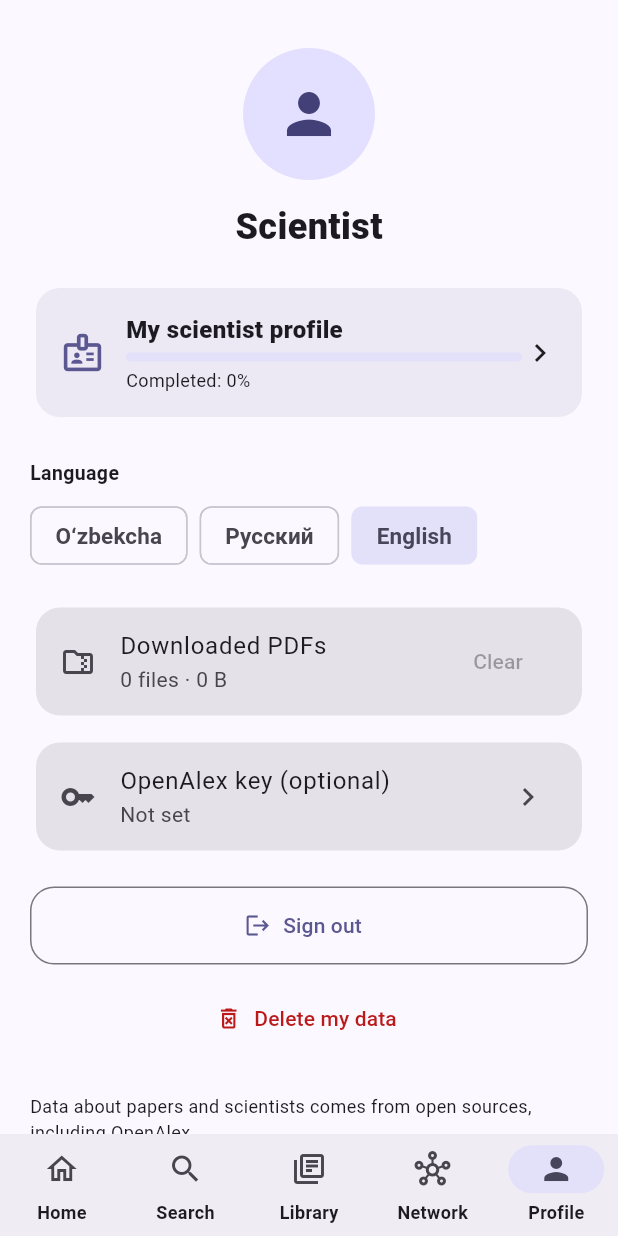
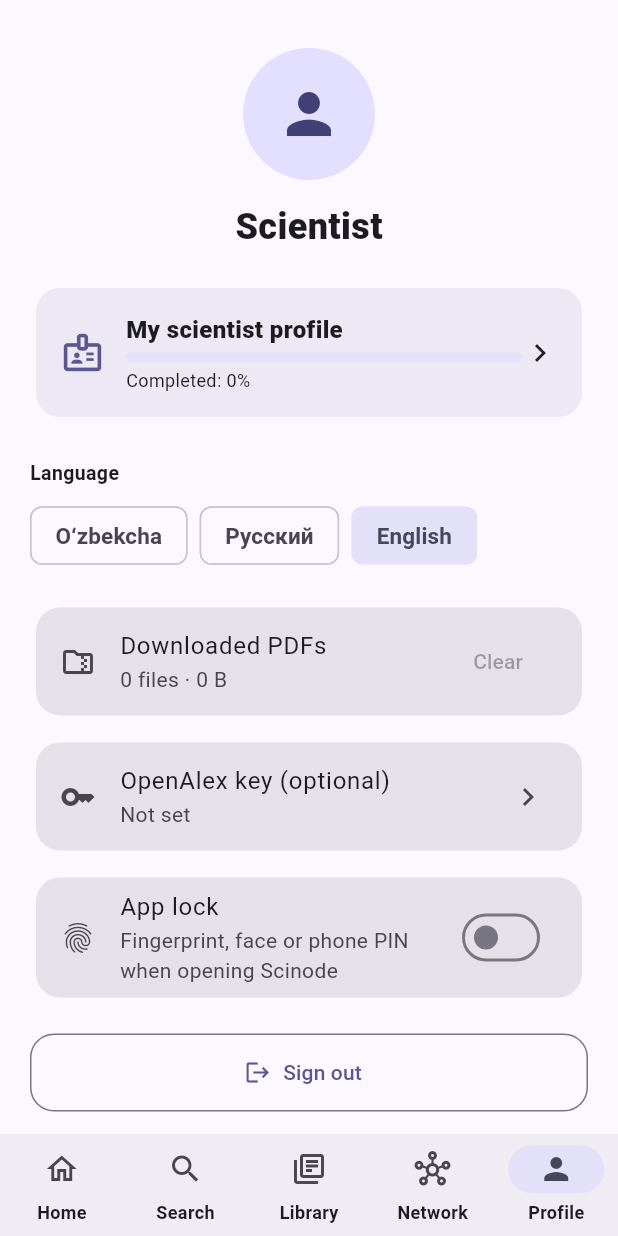
Before and after one commit to razrab12free-svg/scinode, a Flutter app: the screen it shows once a user with an empty profile is signed in, item 5 of the bottom bar chosen, on a phone screen of 412 x 824 dp. Run offline on Flutter 3.47's test engine with Material 3 defaults, Android fonts, the phone set to English and light mode, and no system bars; our stand-ins replace cloud_firestore, firebase_auth, firebase_core, flutter_map, flutter_markdown_plus, flutter_secure_storage and 8 more; missing offline and left inert: flutter_map_marker_cluster, flutter_math_fork, local_auth_android, markdown, pdfrx; accounts and stored records are empty.

Commit message:
Замок приложения: отпечаток, лицо или PIN телефона
- Сервис app_lock_service (local_auth): замок при запуске и при возврате
  в приложение (сразу, через 1, 5 или 15 минут), настройка на телефоне.
- Экран замка поверх всего приложения: сразу открывает проверку,
  понятные подсказки при отмене и после многих неудачных попыток;
  «Назад» не листает экраны под замком.
- «Профиль»: переключатель «Замок приложения» и время до блокировки.
  Без блокировки экрана на телефоне замок не включается и объясняет,
  где её включить; если блокировку убрали позже — замок выключается сам.
- build.yml: шаг App lock — FlutterFragmentActivity, разрешение
  USE_BIOMETRIC, тема AppCompat (нужна на Android 8 и ниже).
- Тексты на трёх языках, 14 новых тестов.

Co-Authored-By: Claude Opus 5.5 <noreply@anthropic.com>
Claude-Session: https://claude.ai/code/session_0167wKtpx1MfSQGGujv4JCjU

```diff
--- a/lib/main.dart
+++ b/lib/main.dart
@@ -2,7 +2,9 @@ import 'package:flutter/material.dart';
 
 import 'auth_service.dart';
 import 'screens/home_shell.dart';
+import 'screens/lock_screen.dart';
 import 'screens/login_screen.dart';
+import 'services/app_lock_service.dart';
 import 'services/library_service.dart';
 import 'services/openalex_service.dart';
 import 'strings.dart';
@@ -28,6 +30,7 @@ class _ScinodeAppState extends State<ScinodeApp> {
     Strings.instance.load();
     AuthService.instance.init();
     OpenAlexService.instance.load();
+    AppLockService.instance.load();
     AuthService.instance.addListener(_onAuth);
   }
 
@@ -44,12 +47,16 @@ class _ScinodeAppState extends State<ScinodeApp> {
   @override
   Widget build(BuildContext context) {
     return ListenableBuilder(
-      listenable: Listenable.merge([Strings.instance, AuthService.instance]),
+      listenable: Listenable.merge(
+          [Strings.instance, AuthService.instance, AppLockService.instance]),
       builder: (context, _) {
         final s = Strings.instance;
         final a = AuthService.instance;
+        final lock = AppLockService.instance;
+        // Замок закрывает приложение только у вошедшего человека.
+        final locked = lock.locked && a.user != null;
         final Widget home;
-        if (!s.loaded || !a.initDone) {
+        if (!s.loaded || !a.initDone || !lock.loaded) {
           home = const _Splash();
         } else if (a.user == null) {
           home = LoginScreen();
@@ -71,7 +78,17 @@ class _ScinodeAppState extends State<ScinodeApp> {
                   maxScaleFactor: 1.2,
                 ),
               ),
-              child: child!,
+              // Обёртки есть всегда, чтобы экраны под замком не теряли
+              // своё состояние; пока замок закрыт, они не видны и не активны.
+              child: Stack(
+                children: [
+                  TickerMode(
+                    enabled: !locked,
+                    child: ExcludeSemantics(excluding: locked, child: child!),
+                  ),
+                  if (locked) const Positioned.fill(child: LockScreen()),
+                ],
+              ),
             );
           },
           home: home,
--- a/lib/screens/profile_screen.dart
+++ b/lib/screens/profile_screen.dart
@@ -2,6 +2,7 @@ import 'package:flutter/material.dart';
 
 import '../auth_service.dart';
 import '../models/board.dart';
+import '../services/app_lock_service.dart';
 import '../services/data_deletion.dart';
 import '../services/openalex_service.dart';
 import '../services/pdf_store.dart';
@@ -199,6 +200,7 @@ class _ProfileScreenState extends State<ProfileScreen> {
         OpenAlexService.instance,
         PdfStore.instance,
         ProfileService.instance,
+        AppLockService.instance,
       ]),
       builder: (context, _) {
         final st = Strings.instance;
@@ -337,6 +339,8 @@ class _ProfileScreenState extends State<ProfileScreen> {
                   onTap: _editKey,
                 ),
               ),
+              const SizedBox(height: 10),
+              const _LockCard(),
               const SizedBox(height: 20),
               OutlinedButton.icon(
                 style: OutlinedButton.styleFrom(
@@ -367,6 +371,104 @@ class _ProfileScreenState extends State<ProfileScreen> {
           ),
         );
       },
+    );
+  }
+}
+
+/// Замок приложения: включение и время до блокировки.
+class _LockCard extends StatelessWidget {
+  const _LockCard();
+
+  Future<void> _toggle(BuildContext context, bool on) async {
+    final lock = AppLockService.instance;
+    final messenger = ScaffoldMessenger.of(context);
+    void say(String text) => messenger
+      ..hideCurrentSnackBar()
+      ..showSnackBar(SnackBar(content: Text(text)));
+    if (!on) {
+      await lock.disable();
+      say(t('lock.off_done'));
+      return;
+    }
+    final r = await lock.enable();
+    if (!context.mounted) return;
+    switch (r) {
+      case LockResult.ok:
+        say(t('lock.on_done'));
+      case LockResult.noScreenLock:
+        await showDialog<void>(
+          context: context,
+          builder: (d) => AlertDialog(
+            icon: const Icon(Icons.lock_open_outlined),
+            title: Text(t('lock.no_screen_title')),
+            content:
+                SingleChildScrollView(child: Text(t('lock.no_screen_text'))),
+            actions: [
+              FilledButton(
+                style: FilledButton.styleFrom(minimumSize: const Size(96, 48)),
+                onPressed: () => Navigator.pop(d),
+                child: Text(t('lock.ok')),
+              ),
+            ],
+          ),
+        );
+      case LockResult.lockedOut:
+        say(t('lock.locked_out'));
+      case LockResult.error:
+        say(t('lock.error'));
+      case LockResult.canceled:
+        break;
+    }
+  }
+
+  @override
+  Widget build(BuildContext context) {
+    final scheme = Theme.of(context).colorScheme;
+    final lock = AppLockService.instance;
+    return Card(
+      elevation: 0,
+      color: scheme.surfaceContainerHighest,
+      shape: RoundedRectangleBorder(borderRadius: BorderRadius.circular(16)),
+      clipBehavior: Clip.antiAlias,
+      child: Column(
+        crossAxisAlignment: CrossAxisAlignment.start,
+        children: [
+          SwitchListTile(
+            key: const Key('lock.switch'),
+            secondary: const Icon(Icons.fingerprint),
+            title: Text(t('lock.setting')),
+            subtitle: Text(t('lock.setting_sub')),
+            value: lock.enabled,
+            onChanged: lock.busy ? null : (v) => _toggle(context, v),
+          ),
+          if (lock.enabled)
+            Padding(
+              padding: const EdgeInsets.fromLTRB(16, 0, 16, 14),
+              child: Column(
+                crossAxisAlignment: CrossAxisAlignment.start,
+                children: [
+                  Text(t('lock.after'), style: const TextStyle(fontSize: 13)),
+                  const SizedBox(height: 8),
+                  Wrap(
+                    spacing: 8,
+                    runSpacing: 8,
+                    children: [
+                      for (final m in AppLockService.delays)
+                        ChoiceChip(
+                          label: Text(
+                              m == 0 ? t('lock.now') : t('lock.min', {'n': m})),
+                          selected: lock.delayMinutes == m,
+                          showCheckmark: false,
+                          materialTapTargetSize: MaterialTapTargetSize.padded,
+                          onSelected: (_) => lock.setDelay(m),
+                        ),
+                    ],
+                  ),
+                ],
+              ),
+            ),
+        ],
+      ),
     );
   }
 }
--- a/lib/strings.dart
+++ b/lib/strings.dart
@@ -3,6 +3,7 @@ import 'package:shared_preferences/shared_preferences.dart';
 import 'strings_extra.dart';
 import 'strings_grants.dart';
 import 'strings_library.dart';
+import 'strings_lock.dart';
 import 'strings_map.dart';
 import 'strings_board.dart';
 import 'strings_chat.dart';
@@ -62,7 +63,8 @@ class Strings extends ChangeNotifier {
         boardStrings[key] ??
         reportStrings[key] ??
         zoteroStrings[key] ??
-        noteStrings[key];
+        noteStrings[key] ??
+        lockStrings[key];
 
     var s = row == null ? key : row[_idx[lang] ?? 0];
     if (args != null) {
--- /dev/null
+++ b/lib/strings_lock.dart
@@ -0,0 +1,84 @@
+// Тексты замка приложения. Порядок: русский, узбекский, английский.
+const Map<String, List<String>> lockStrings = {
+  'lock.title': [
+    'Scinode заблокирован',
+    'Scinode qulflangan',
+    'Scinode is locked',
+  ],
+  'lock.text': [
+    'Подтвердите, что это вы: отпечаток пальца, лицо или PIN-код телефона.',
+    'Bu siz ekaningizni tasdiqlang: barmoq izi, yuz yoki telefon PIN-kodi.',
+    'Confirm it’s you: fingerprint, face or your phone’s PIN.',
+  ],
+  'lock.unlock': ['Разблокировать', 'Qulfni ochish', 'Unlock'],
+  'lock.sys_title': [
+    'Вход в Scinode',
+    'Scinode’ga kirish',
+    'Unlock Scinode',
+  ],
+  'lock.reason': [
+    'Подтвердите, что это вы, чтобы открыть Scinode',
+    'Scinode’ni ochish uchun bu siz ekaningizni tasdiqlang',
+    'Confirm it’s you to open Scinode',
+  ],
+  'lock.reason_enable': [
+    'Подтвердите, что это вы, чтобы включить замок',
+    'Qulfni yoqish uchun bu siz ekaningizni tasdiqlang',
+    'Confirm it’s you to turn on the lock',
+  ],
+  'lock.canceled': [
+    'Проверка не пройдена. Нажмите «Разблокировать», чтобы попробовать ещё раз.',
+    'Tekshiruvdan o‘tilmadi. Qayta urinish uchun «Qulfni ochish»ni bosing.',
+    'Not confirmed. Tap “Unlock” to try again.',
+  ],
+  'lock.locked_out': [
+    'Слишком много неудачных попыток. Подождите немного и попробуйте снова — можно ввести PIN-код телефона.',
+    'Juda ko‘p muvaffaqiyatsiz urinish. Biroz kutib, qayta urinib ko‘ring — telefon PIN-kodini kiritish mumkin.',
+    'Too many failed attempts. Wait a little and try again — you can use your phone’s PIN.',
+  ],
+  'lock.error': [
+    'Не удалось открыть проверку телефона. Попробуйте ещё раз.',
+    'Telefon tekshiruvini ochib bo‘lmadi. Qayta urinib ko‘ring.',
+    'Couldn’t open the phone’s check. Please try again.',
+  ],
+  'lock.turned_off': [
+    'На телефоне больше нет блокировки экрана, поэтому замок Scinode выключен. Включите блокировку экрана в настройках телефона, а затем — замок в «Профиле».',
+    'Telefonda ekran qulfi endi yo‘q, shuning uchun Scinode qulfi o‘chirildi. Telefon sozlamalarida ekran qulfini, so‘ng «Profil»da qulfni yoqing.',
+    'Your phone no longer has a screen lock, so the Scinode lock was turned off. Set a screen lock in phone settings, then turn on the lock in Profile.',
+  ],
+  // Профиль.
+  'lock.setting': ['Замок приложения', 'Ilova qulfi', 'App lock'],
+  'lock.setting_sub': [
+    'Отпечаток, лицо или PIN телефона при открытии Scinode',
+    'Scinode ochilganda barmoq izi, yuz yoki telefon PIN-kodi',
+    'Fingerprint, face or phone PIN when opening Scinode',
+  ],
+  'lock.after': [
+    'Блокировать после выхода из приложения:',
+    'Ilovadan chiqqandan keyin qulflash:',
+    'Lock after leaving the app:',
+  ],
+  'lock.now': ['Сразу', 'Darhol', 'Immediately'],
+  'lock.min': ['{n} мин', '{n} daq', '{n} min'],
+  'lock.on_done': [
+    'Замок включён',
+    'Qulf yoqildi',
+    'App lock is on',
+  ],
+  'lock.off_done': [
+    'Замок выключен',
+    'Qulf o‘chirildi',
+    'App lock is off',
+  ],
+  'lock.no_screen_title': [
+    'Нет блокировки экрана',
+    'Ekran qulfi yo‘q',
+    'No screen lock',
+  ],
+  'lock.no_screen_text': [
+    'Замок Scinode использует защиту самого телефона. Сначала включите блокировку экрана (PIN-код, графический ключ или пароль, по желанию — отпечаток пальца) в настройках телефона: «Настройки» → «Безопасность» → «Блокировка экрана». Потом вернитесь сюда и включите замок.',
+    'Scinode qulfi telefonning o‘z himoyasidan foydalanadi. Avval telefon sozlamalarida ekran qulfini yoqing (PIN-kod, grafik kalit yoki parol, xohlasangiz — barmoq izi): «Sozlamalar» → «Xavfsizlik» → «Ekran qulfi». So‘ng bu yerga qaytib, qulfni yoqing.',
+    'The Scinode lock uses your phone’s own protection. First set a screen lock (PIN, pattern or password, and a fingerprint if you like) in phone settings: Settings → Security → Screen lock. Then come back here and turn on the lock.',
+  ],
+  'lock.ok': ['Понятно', 'Tushunarli', 'Got it'],
+};
--- a/pubspec.yaml
+++ b/pubspec.yaml
@@ -30,6 +30,8 @@ dependencies:
   markdown: ^7.3.1
   share_plus: ^13.3.1
   screenshot: ^3.0.0
+  local_auth: ^3.0.2
+  local_auth_android: ^2.3.0
 
 dev_dependencies:
   flutter_test:
```
Also changed, not shown: lib/screens/lock_screen.dart (added, +112 -0 lines), lib/services/app_lock_service.dart (added, +245 -0 lines), pubspec.lock, 6 other files.
